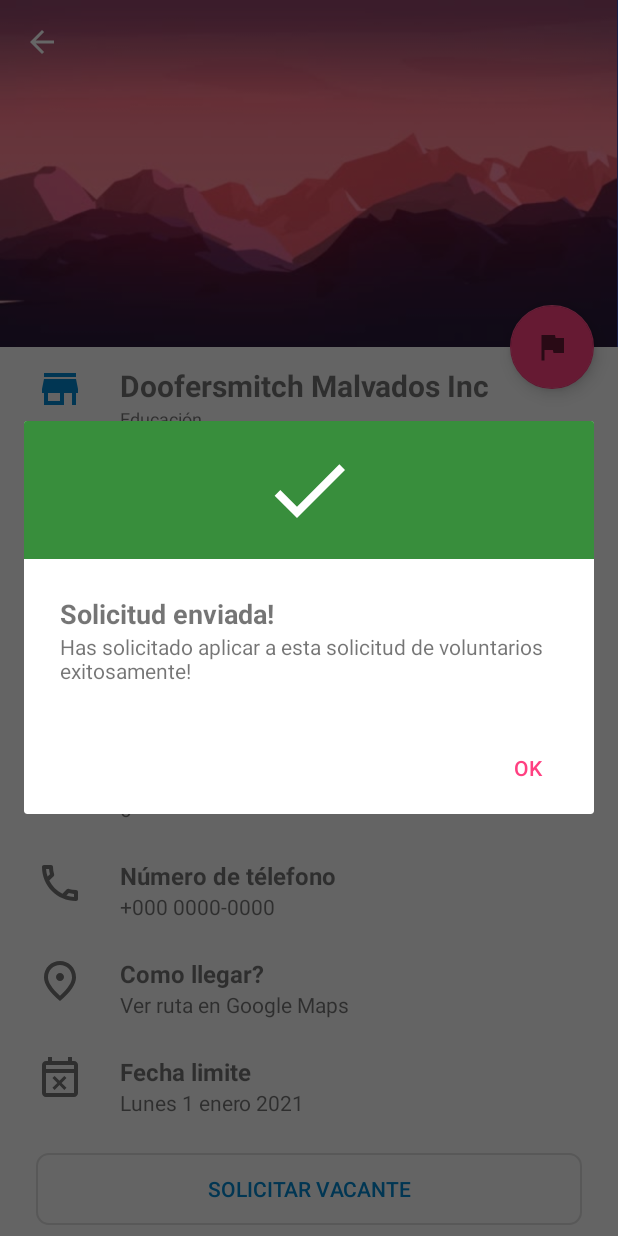
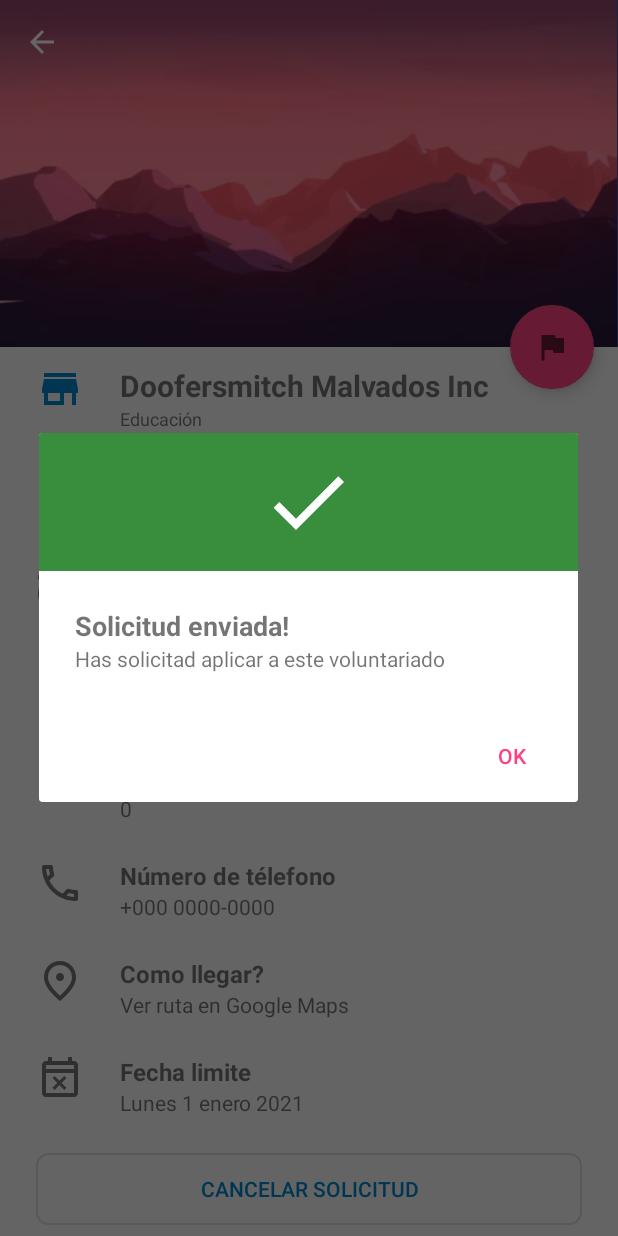
Before and after one commit to alcidesreyes23/VoluntariosSV, an Android app: the Aviso screen opened directly, with no data from a screen before it, after a tap on "SOLICITAR VACANTE", on a phone screen of 412 x 824 dp. Run offline under Robolectric (Android 15) with nearby library versions, the light colour scheme and no system bars; our stand-ins replace Firebase (no records; nobody signed in at launch, a user with empty details on screens opened directly); pictures from the network do not load; Roboto replaces fonts that are not available here; 4 statements that could not run were skipped.

Commit message:
APPFINAL V3

```diff
--- a/app/src/main/java/com/da39a/voluntariossv/Aviso.java
+++ b/app/src/main/java/com/da39a/voluntariossv/Aviso.java
@@ -69,7 +69,7 @@ import java.util.Map;
 public class Aviso extends AppCompatActivity implements ValueEventListener, View.OnClickListener {
 
     Bundle bundle;
-    String avisoId;
+    String avisoId, uid;
     ImageView headerimg;
     CustomAlerts alerts;
     Button btn_solicitar;
@@ -107,7 +107,7 @@ public class Aviso extends AppCompatActivity implements ValueEventListener, View
     public void init() {
         fab = findViewById(R.id.fab);
         collapsingToolbar.setTitle(" ");
-
+        uid = FirebaseAuth.getInstance().getCurrentUser().getUid();
 
         headerimg = findViewById(R.id.headerimg);
         btn_solicitar = findViewById(R.id.btn_aplicar);
@@ -134,6 +134,7 @@ public class Aviso extends AppCompatActivity implements ValueEventListener, View
         alerts = new CustomAlerts(this);
         refAviso = new Realtimedb().getAviso(avisoId);
         refVoluntarios = new Realtimedb().getVoluntarios();
+
         stgreference = FirebaseStorage.getInstance().getReference().child("Instituciones");
         refFavoritos = new Realtimedb().getFavoritosUsuario(FirebaseAuth.getInstance().getUid());
     }
@@ -141,6 +142,8 @@ public class Aviso extends AppCompatActivity implements ValueEventListener, View
     public void load() {
         refAviso.addListenerForSingleValueEvent(this);
         refFavoritos.addListenerForSingleValueEvent(this);
+
+        btnSolicitarChangeState(false);
         btn_solicitar.setOnClickListener(this);
         fab.setOnClickListener(this);
 
@@ -184,7 +187,7 @@ public class Aviso extends AppCompatActivity implements ValueEventListener, View
     @Override
     public void onClick(View v) {
         if(v.getId() == R.id.btn_aplicar){
-            aplicarVacante();
+            aplicarVacante(v);
         }else{
             if(isInstitucion){
                 CustomAlerts ca = new CustomAlerts(this);
@@ -205,17 +208,25 @@ public class Aviso extends AppCompatActivity implements ValueEventListener, View
         }
     }
 
-    public void aplicarVacante(){
+    public void aplicarVacante(View v){
+
+        final boolean state = v.getTag().toString().equals("false");
         Map<String,Object> data = new HashMap<>();
-        data.put(FirebaseAuth.getInstance().getCurrentUser().getUid(),true);
+        CustomAlerts ca= new CustomAlerts(this);
 
-        CustomAlerts ca = new CustomAlerts(this);
+        if(state){
+            data.put(uid,true);
+            btnSolicitarChangeState(true);
+        }else{
+            data.put(uid,null);
+            btnSolicitarChangeState(false);
+        }
 
         refAviso.child("aplicantes").setValue(data).addOnSuccessListener(new OnSuccessListener<Void>() {
             @Override
             public void onSuccess(Void aVoid) {
-                ca.setTitle("Solicitud enviada!");
-                ca.setMensage("Has solicitado aplicar a esta solicitud de voluntarios exitosamente!");
+                ca.setTitle(state ? "Solicitud enviada!" : "Solicitud cancelada");
+                ca.setMensage(state ? "Has solicitad aplicar a este voluntariado" : "Cancelaste tu solicitud de voluntariado");
                 ca.setType(CustomAlerts.MODALTYPE.SUCCESS);
                 ca.show();
             }
@@ -224,11 +235,12 @@ public class Aviso extends AppCompatActivity implements ValueEventListener, View
             public void onFailure(@NonNull Exception e) {
                 ca.setTitle("Error!");
                 ca.setMensage("Ocurrio un problema inesperado");
-                ca.setType(CustomAlerts.MODALTYPE.WARNING);
+                ca.setType(CustomAlerts.MODALTYPE.DANGER);
                 ca.show();
             }
         });
     }
+
 
     private void fabChangeState(boolean state){
         if(state){
@@ -237,6 +249,16 @@ public class Aviso extends AppCompatActivity implements ValueEventListener, View
         }else{
             fab.setTag("false");
             fab.setColorFilter(Color.parseColor("#c2185c"));
+        }
+    }
+
+    private  void btnSolicitarChangeState(boolean state){
+        if(state){
+            btn_solicitar.setTag("true");
+            btn_solicitar.setText("Cancelar Solicitud");
+        }else{
+            btn_solicitar.setTag("false");
+            btn_solicitar.setText("Solicitar Vacante");
         }
     }
 
@@ -264,11 +286,16 @@ public class Aviso extends AppCompatActivity implements ValueEventListener, View
             stgreference = stgreference.child(aviso.getInstitucion().getId() + ".jpg");
             stgreference.getDownloadUrl().addOnSuccessListener(new DowloadImg());
 
+            aplicantes = aviso.getAplicantes();
+            for(String u : aplicantes){
+                Log.e("UID",u + " == " + uid);
+                if(u.equals(uid)) {
+                    btnSolicitarChangeState(true);
+                    break;
+                }
+            }
 
-            if(isInstitucion){
-                aplicantes = aviso.getAplicantes();
-                refVoluntarios.addListenerForSingleValueEvent(new LoadAplicantes());
-            }
+            if(isInstitucion) refVoluntarios.addListenerForSingleValueEvent(new LoadAplicantes());
 
         }else if(parent.equalsIgnoreCase("favoritos")){
             fabChangeState(snapshot.child(avisoId).exists());
@@ -321,6 +348,8 @@ public class Aviso extends AppCompatActivity implements ValueEventListener, View
         }
     }
 
+
+
     private class SaveFavorite implements ValueEventListener{
         @Override
         public void onDataChange(@NonNull DataSnapshot snapshot) {
--- a/app/src/main/java/com/da39a/voluntariossv/Citar.java
+++ b/app/src/main/java/com/da39a/voluntariossv/Citar.java
@@ -102,7 +102,7 @@ public class Citar extends AppCompatActivity implements View.OnClickListener {
                 @Override
                 public void onFailure(@NonNull Exception e) {
                     CustomAlerts ca = new CustomAlerts(Citar.this);
-                    ca.setType(CustomAlerts.MODALTYPE.WARNING);
+                    ca.setType(CustomAlerts.MODALTYPE.DANGER);
                     ca.setTitle("Error!");
                     ca.setMensage("No se pudo programar la cita, intente de nuevo");
                     ca.show();
--- a/app/src/main/java/com/da39a/voluntariossv/utils/CustomAlerts.java
+++ b/app/src/main/java/com/da39a/voluntariossv/utils/CustomAlerts.java
@@ -91,7 +91,7 @@ public class CustomAlerts{
                 modal_title.setText("Informacion!");
                 break;
             case QUESTION:
-                modal_header.setBackgroundColor(ctx.getResources().getColor(R.color.color_question));
+                modal_header.setBackgroundColor(ctx.getResources().getColor(R.color.color_accent));
                 modal_icon.setImageDrawable(ctx.getResources().getDrawable(R.drawable.ic_question));
                 modal_title.setText("Pregunta?");
                 break;
--- a/app/src/main/res/layout/fragment_avisos.xml
+++ b/app/src/main/res/layout/fragment_favoritos.xml
@@ -15,7 +15,7 @@
             android:id="@+id/rcvTextHeader"
             android:layout_width="match_parent"
             android:layout_height="wrap_content"
-            android:text="Favoritos"
+            android:text="Avisos guardados"
             android:textSize="20sp"
             android:fontFamily="@font/roboto_black"
             android:layout_marginTop="16dp"
--- a/app/src/main/res/menu/bottom_nav_menu.xml
+++ b/app/src/main/res/menu/bottom_nav_menu.xml
@@ -9,7 +9,7 @@
     <item
         android:id="@+id/navigation_publicar_aviso"
         android:icon="@drawable/ic_flag"
-        android:title="Avisos" />
+        android:title="Favoritos" />
 
     <item
         android:id="@+id/navigation_mi_institucion"
--- a/app/src/main/res/navigation/mobile_navigation.xml
+++ b/app/src/main/res/navigation/mobile_navigation.xml
@@ -13,9 +13,9 @@
 
     <fragment
         android:id="@+id/navigation_publicar_aviso"
-        android:name="com.da39a.voluntariossv.ui.avisos.AvisosFragment"
-        android:label="Avisos"
-        tools:layout="@layout/fragment_avisos" />
+        android:name="com.da39a.voluntariossv.ui.favoritos.FavoritosFragment"
+        android:label="Favoritos"
+        tools:layout="@layout/fragment_favoritos" />
 
     <fragment
         android:id="@+id/navigation_mi_institucion"
--- a/app/src/main/res/values/colors.xml
+++ b/app/src/main/res/values/colors.xml
@@ -11,6 +11,7 @@
     <color name="text_primary">#222</color>
     <color name="text_secondary">#757575</color>
 
+     <color name="color_accent">#E91E63</color>
 
     <color name="color_success">#388E3C</color>
     <color name="color_danger">#D32F2F</color>
```
Also changed, not shown: app/src/main/java/com/da39a/voluntariossv/ui/buscar/BuscarFragment.java (+5 -3 lines), app/src/main/java/com/da39a/voluntariossv/ui/favoritos/FavoritosFragment.java (renamed from app/src/main/java/com/da39a/voluntariossv/ui/avisos/AvisosFragment.java, +3 -7 lines), app/src/main/java/com/da39a/voluntariossv/ui/mis_avisos/MisAvisosFragment.java (+1 -8 lines), app/src/main/java/com/da39a/voluntariossv/utils/Calculos.java (+9 -0 lines).
